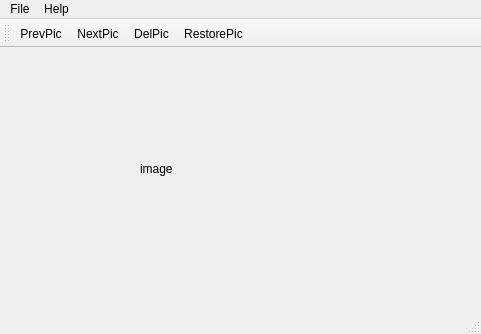
First picture: the form in src/ui/picpicker.ui, repository yanggeorge/PicPicker, before the edit.
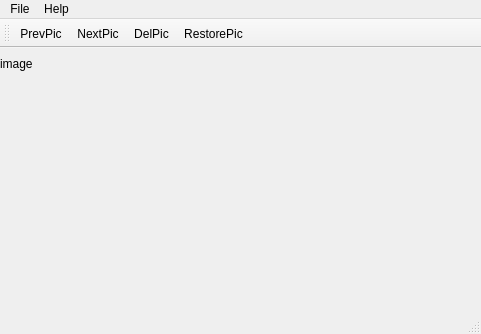
Second picture: the form after the edit. Icons and pictures are not drawn.

Commit message: set fixed height and width

Patch:
```diff
--- a/src/ui/picpicker.ui
+++ b/src/ui/picpicker.ui
@@ -14,15 +14,27 @@
             <string>PicPicker</string>
         </property>
         <widget class="QWidget" name="centralwidget">
+   <property name="sizePolicy">
+    <sizepolicy hsizetype="Preferred" vsizetype="Preferred">
+     <horstretch>0</horstretch>
+     <verstretch>0</verstretch>
+    </sizepolicy>
+   </property>
             <widget class="QLabel" name="imageLabel">
                 <property name="geometry">
                     <rect>
-                        <x>140</x>
-                        <y>90</y>
-                        <width>131</width>
-                        <height>61</height>
-                    </rect>
-                </property>
+      <x>0</x>
+      <y>0</y>
+      <width>91</width>
+      <height>31</height>
+     </rect>
+    </property>
+    <property name="sizePolicy">
+     <sizepolicy hsizetype="Preferred" vsizetype="Preferred">
+      <horstretch>0</horstretch>
+      <verstretch>0</verstretch>
+     </sizepolicy>
+    </property>
                 <property name="text">
                     <string>image</string>
                 </property>
```
Left out of the diff: 15 changed lines with no effect on the pictures. Lines whose indentation alone changed are shown as unchanged. The commit also changes 1 other file.
